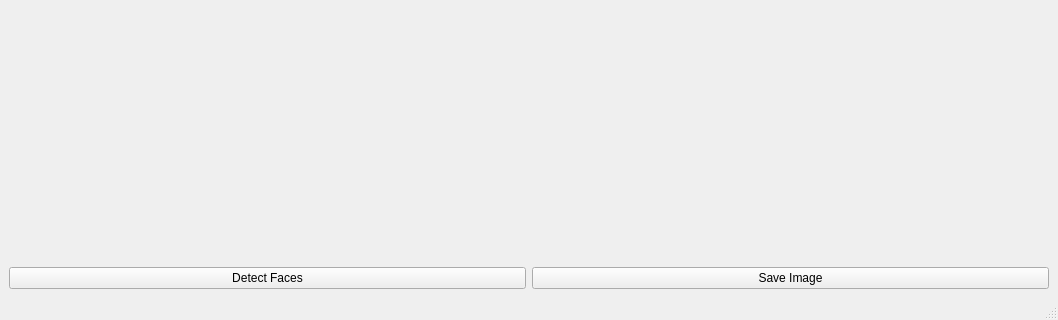
First picture: the form in TrainImage/src/trainimage.ui, repository Rodelph/FaceDetection-with-Qt5-and-OpenCV, before the edit; both pictures show x 0 to 1058 and y 352 to 672 of the 1058 by 672 pixel window.
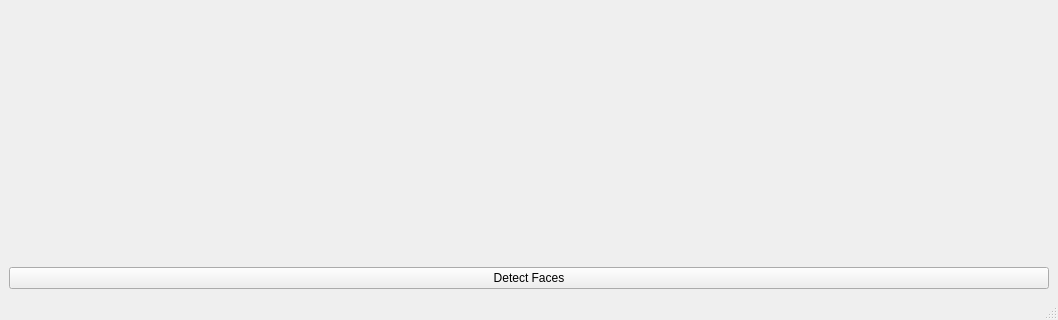
Second picture: the form after the edit.

```diff
--- a/TrainImage/src/trainimage.ui
+++ b/TrainImage/src/trainimage.ui
@@ -34,17 +34,10 @@
       </item>
       <item>
        <layout class="QHBoxLayout" name="horizontalLayout">
-        <item>
-         <widget class="QPushButton" name="detBtn">
-          <property name="text">
-           <string>Detect Faces</string>
-          </property>
-         </widget>
-        </item>
         <item>
          <widget class="QPushButton" name="openCam">
           <property name="text">
-           <string>Save Image</string>
+           <string>Detect Faces</string>
           </property>
          </widget>
         </item>
```
Left out of the diff: 2 changed lines with no effect on the pictures.
